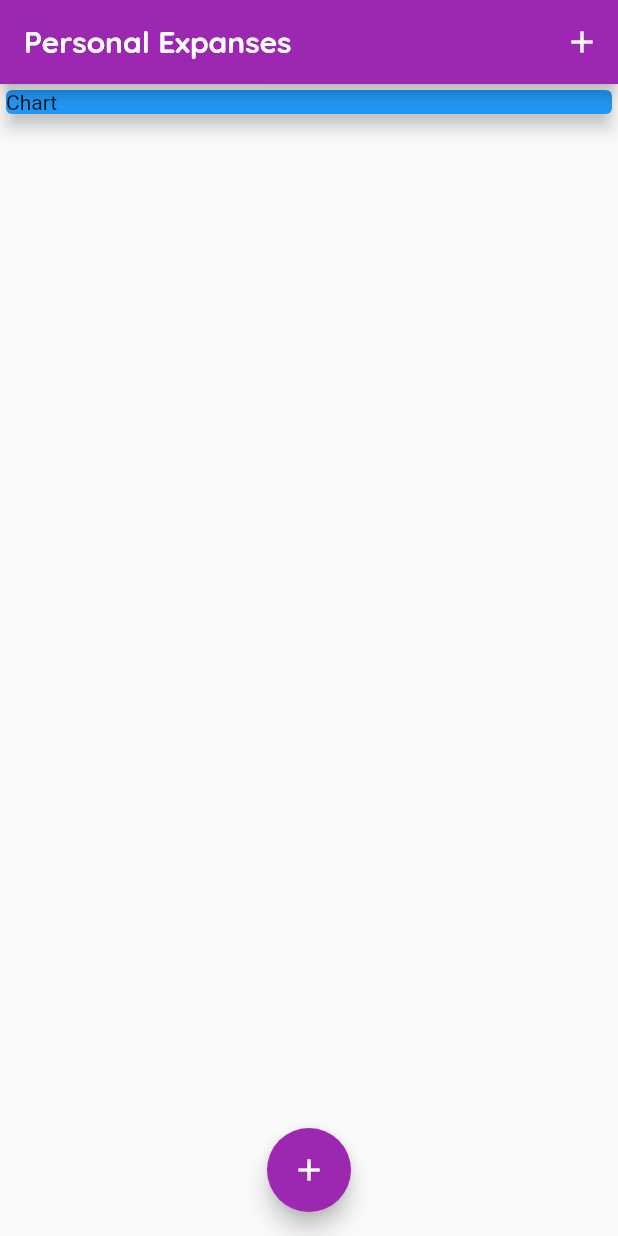
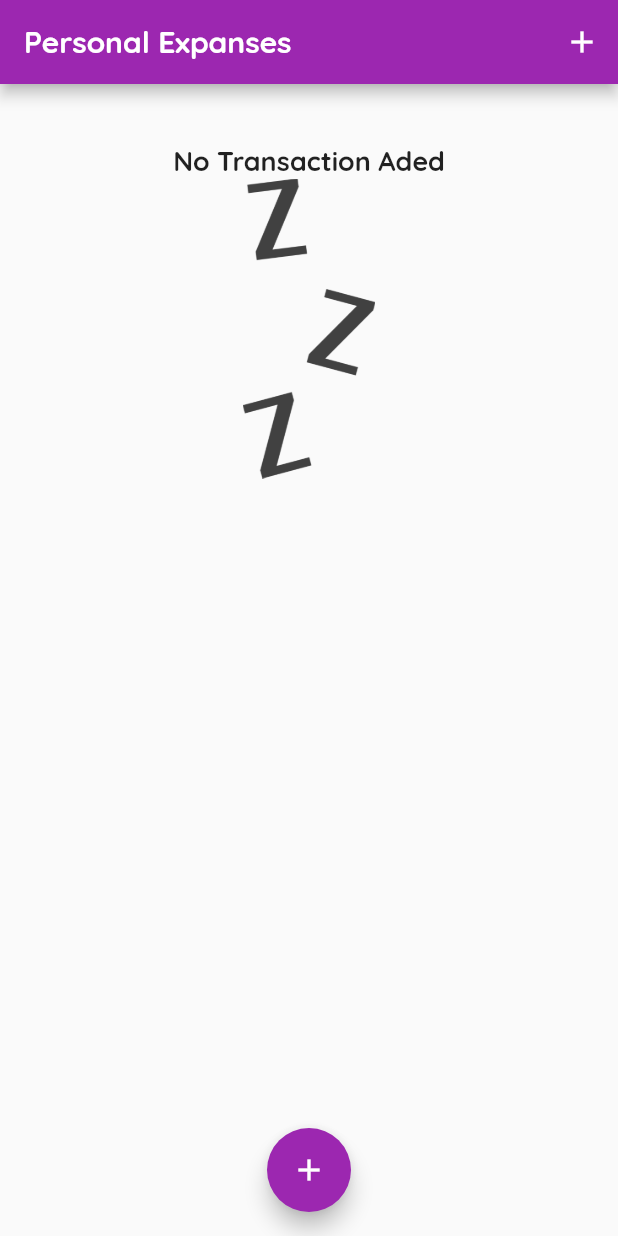
Before and after one commit to alldone03/Course-Flutter-2, a Flutter app: the screen it shows after launch, on a phone screen of 412 x 824 dp. Run offline on Flutter 3.47's test engine with Material 2 defaults, Android fonts, the phone set to English and light mode, and no system bars.

Commit message:
make iteration data to show graph

```diff
--- a/lib/main.dart
+++ b/lib/main.dart
@@ -1,5 +1,6 @@
 import 'package:flutter/material.dart';
 import 'package:flutter_complete_guide2/models/transaction.dart';
+import 'package:flutter_complete_guide2/wigets/chart.dart';
 import 'package:flutter_complete_guide2/wigets/new_transaction.dart';
 import 'package:flutter_complete_guide2/wigets/transaction_list.dart';
 
@@ -44,6 +45,15 @@ class HomeApp extends StatefulWidget {
     //     amount: 16.53,
     //     date: DateTime.now())
   ];
+  List<Transaction> get _recentTransaction {
+    return _userTransactions.where((tx) {
+      return tx.date.isAfter(
+        DateTime.now().subtract(
+          Duration(days: 7),
+        ),
+      );
+    }).toList();
+  }
 
   @override
   State<HomeApp> createState() => _HomeAppState();
@@ -96,17 +106,9 @@ class _HomeAppState extends State<HomeApp> {
       ),
       body: SingleChildScrollView(
         child: Column(
-          // mainAxisAlignment: MainAxisAlignment.start,
           crossAxisAlignment: CrossAxisAlignment.stretch,
           children: [
-            Container(
-              width: double.infinity,
-              child: Card(
-                color: Colors.blue,
-                child: Text("Chart"),
-                elevation: 5,
-              ),
-            ),
+            Chart(recentTransaction: widget._recentTransaction),
             TransactionList(transactions: widget._userTransactions)
           ],
         ),
--- /dev/null
+++ b/lib/wigets/chart.dart
@@ -0,0 +1,44 @@
+import 'package:flutter/material.dart';
+import 'package:flutter_complete_guide2/models/transaction.dart';
+import 'package:intl/intl.dart';
+
+class Chart extends StatelessWidget {
+  final List<Transaction> recentTransaction;
+  Chart({required this.recentTransaction});
+
+  List<Map<String, Object>> get grupedTransactionValues {
+    return List.generate(
+      7,
+      (index) {
+        final weekDay = DateTime.now().subtract(Duration(days: index));
+        double totalSum = 0;
+        for (var i = 0; i < recentTransaction.length; i++) {
+          if (recentTransaction[i].date.day == weekDay.day &&
+              recentTransaction[i].date.month == weekDay.month &&
+              recentTransaction[i].date.year == weekDay.year) {
+            totalSum += recentTransaction[i].amount;
+          }
+        }
+        // print(DateFormat.E().format(weekDay));
+        // print(totalSum);
+
+        return {
+          'day': DateFormat.E().format(weekDay),
+          'amount': totalSum,
+        };
+      },
+    );
+  }
+
+  @override
+  Widget build(BuildContext context) {
+    print(grupedTransactionValues.toString());
+    return Card(
+      elevation: 6,
+      margin: EdgeInsets.all(20),
+      child: Row(
+        children: [],
+      ),
+    );
+  }
+}
--- a/lib/wigets/transaction_list.dart
+++ b/lib/wigets/transaction_list.dart
@@ -1,6 +1,5 @@
 import 'package:flutter/material.dart';
 import 'package:flutter_complete_guide2/models/transaction.dart';
-
 import 'package:intl/intl.dart';
 
 class TransactionList extends StatelessWidget {
@@ -9,8 +8,23 @@ class TransactionList extends StatelessWidget {
   TransactionList({required this.transactions});
   @override
   Widget build(BuildContext context) {
-    return Column(
-      children: transactions.map((tx) {
+    // print(transactions[0].amount);
+    return transactions.isEmpty
+        ? Column(
+            children: [
+              Text(
+                "No Transaction Aded",
+                style: Theme.of(context).textTheme.titleMedium,
+              ),
+              Container(
+                  height: 200, child: Image.asset("assets/image/waiting.png"))
+            ],
+          )
+        : Container(
+            height: 300,
+            child: ListView.builder(
+              itemCount: transactions.length,
+              itemBuilder: (ctx, index) {
                 return Card(
                   elevation: 5,
                   child: Row(
@@ -29,7 +43,7 @@ class TransactionList extends StatelessWidget {
                         padding: EdgeInsets.all(10),
                         // color: Colors.teal,
                         child: Text(
-                  "\$${tx.amount.toStringAsFixed(2)}",
+                          "\$${transactions[index].amount.toStringAsFixed(2)}",
                           style: TextStyle(
                               fontWeight: FontWeight.bold,
                               fontSize: 20,
@@ -39,14 +53,10 @@ class TransactionList extends StatelessWidget {
                       Column(
                         crossAxisAlignment: CrossAxisAlignment.start,
                         children: [
-                  Text(tx.title, style: Theme.of(context).textTheme.titleMedium
-                      // TextStyle(
-                      //   fontSize: 18,
-                      //   fontWeight: FontWeight.bold,
-                      // ),
-                      ),
+                          Text(transactions[index].title,
+                              style: Theme.of(context).textTheme.titleMedium),
                           Text(
-                    "${DateFormat.yMMMd().format(tx.date)}",
+                            "${DateFormat.yMMMd().format(transactions[index].date)}",
                             style: TextStyle(
                               color: Colors.grey,
                             ),
@@ -56,7 +66,8 @@ class TransactionList extends StatelessWidget {
                     ],
                   ),
                 );
-      }).toList(),
+              },
+            ),
           );
   }
 }
```
Also changed, not shown: lib/wigets/new_transaction.dart (+4 -3 lines). Lines whose indentation alone changed are shown as unchanged.
